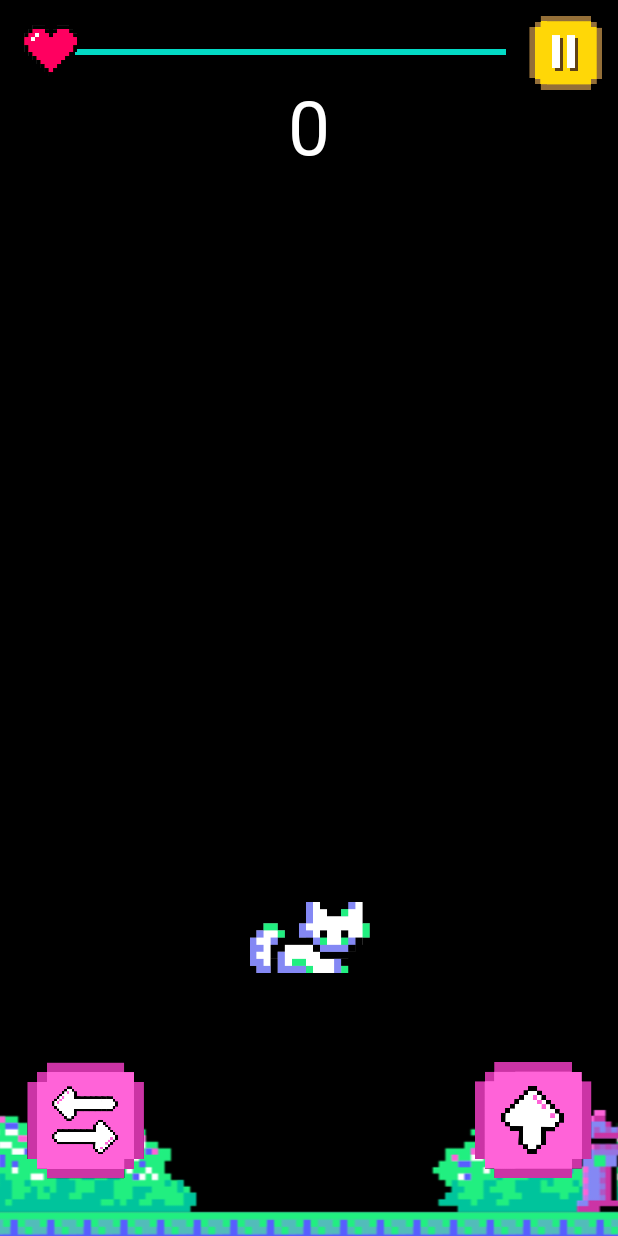
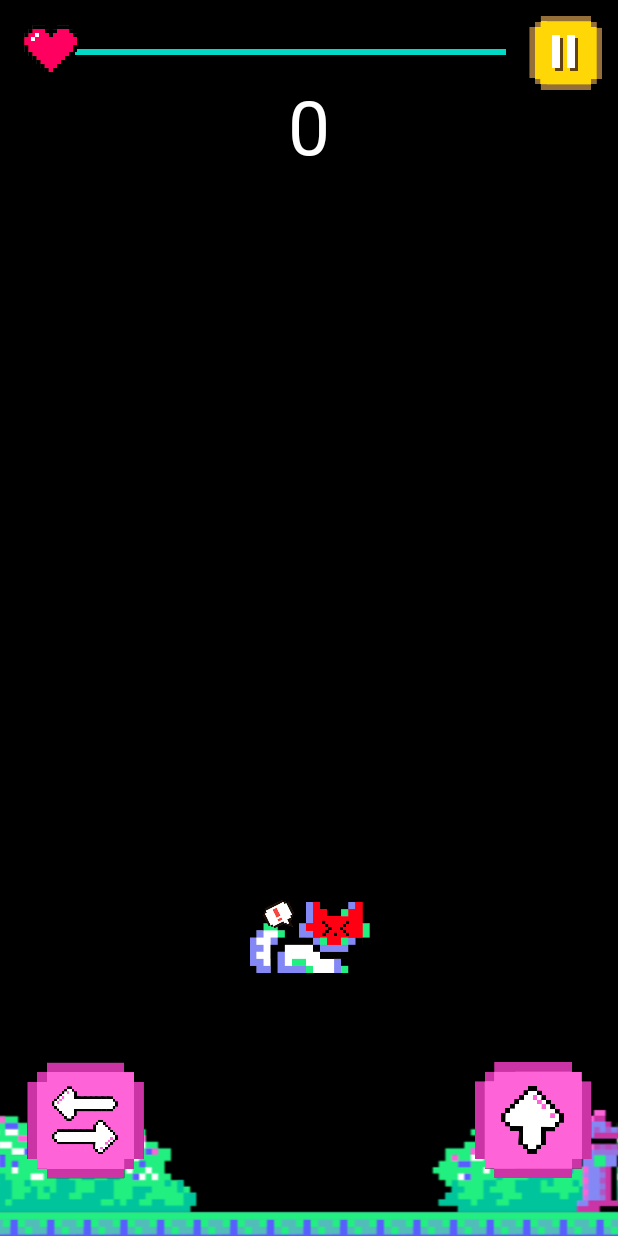
Before and after one commit to iinuyha/infinite_stairs, an Android app: the GameActivity screen opened directly, with no data from a screen before it, after a tap on an icon or button, on a phone screen of 412 x 824 dp. Run offline under Robolectric (Android 15) with nearby library versions, the phone set to English and light mode, and no system bars.

Commit message:
죽었을 때 고양이 이미지 바뀜

```diff
--- a/app/src/main/java/com/example/infinite_stairs/GameActivity.java
+++ b/app/src/main/java/com/example/infinite_stairs/GameActivity.java
@@ -114,6 +114,13 @@ public class GameActivity extends AppCompatActivity {
                     score++;
                     CurrentScore.setText(String.valueOf(score));
                 } else {
+                    // cat 이미지를 fail_cat 이미지로 변경
+                    runOnUiThread(new Runnable() {
+                        @Override
+                        public void run() {
+                            imageView.setImageResource(ThemeManager.getInstance().getfailImageResource());
+                        }
+                    });
                     timer.schedule(new TimerTask() {
                         @Override
                         public void run() {
@@ -140,6 +147,13 @@ public class GameActivity extends AppCompatActivity {
                     score++;
                     CurrentScore.setText(String.valueOf(score));
                 } else {
+                    // cat 이미지를 fail_cat 이미지로 변경
+                    runOnUiThread(new Runnable() {
+                        @Override
+                        public void run() {
+                            imageView.setImageResource(ThemeManager.getInstance().getfailImageResource());
+                        }
+                    });
                     timer.schedule(new TimerTask() {
                         @Override
                         public void run() {
--- a/app/src/main/java/com/example/infinite_stairs/ThemeManager.java
+++ b/app/src/main/java/com/example/infinite_stairs/ThemeManager.java
@@ -9,6 +9,8 @@ public class ThemeManager {
     private int catImageResource;
     @DrawableRes
     private int blockImageResource;
+    @DrawableRes
+    private int failImageResource;
 
     private ThemeManager() {
         setBasicTheme();        // 기본적으로 베이직 테마로 설정
@@ -24,11 +26,13 @@ public class ThemeManager {
     public void setBasicTheme() {
         catImageResource = R.drawable.cat;
         blockImageResource = R.drawable.block_image;
+        failImageResource = R.drawable.fail_cat;
     }
 
     public void setChristmasTheme() {
         catImageResource = R.drawable.cat_christmas;
         blockImageResource = R.drawable.block_image_christmas;
+        failImageResource = R.drawable.fail_cat_christmas;
     }
 
     @DrawableRes
@@ -40,4 +44,9 @@ public class ThemeManager {
     public int getBlockImageResource() {
         return blockImageResource;
     }
+
+    @DrawableRes
+    public int getfailImageResource() {
+        return failImageResource;
+    }
 }
```
Also changed, not shown: app/src/main/res/drawable/fail_cat.png (added), app/src/main/res/drawable/fail_cat_christmas.png (added).
